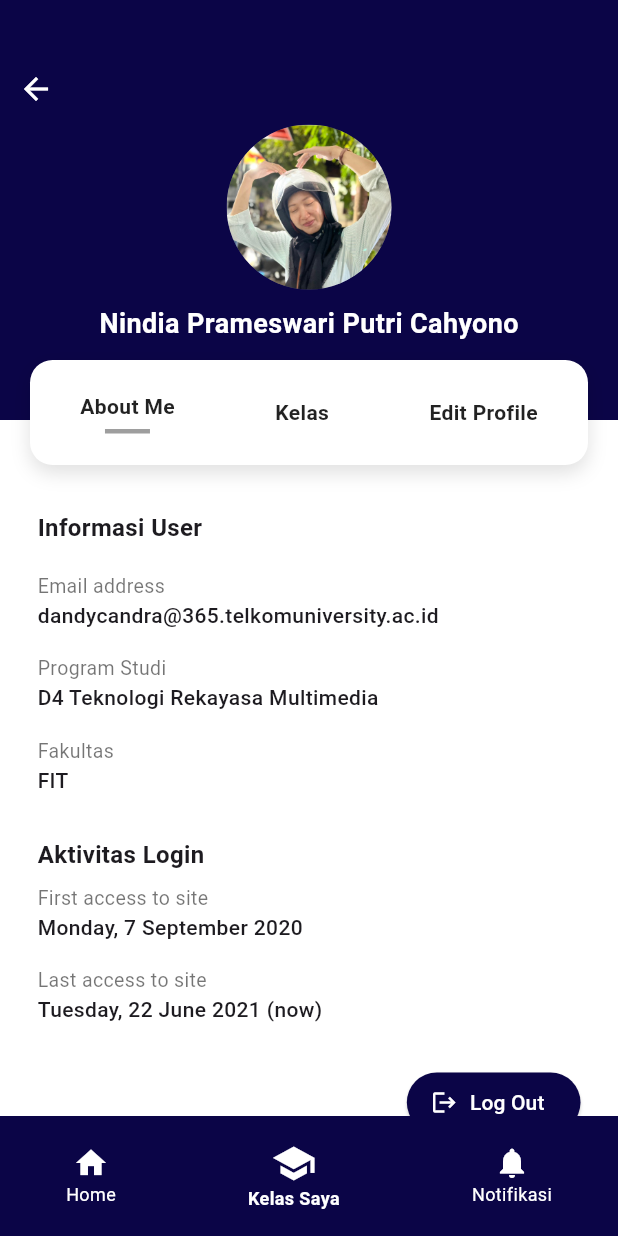
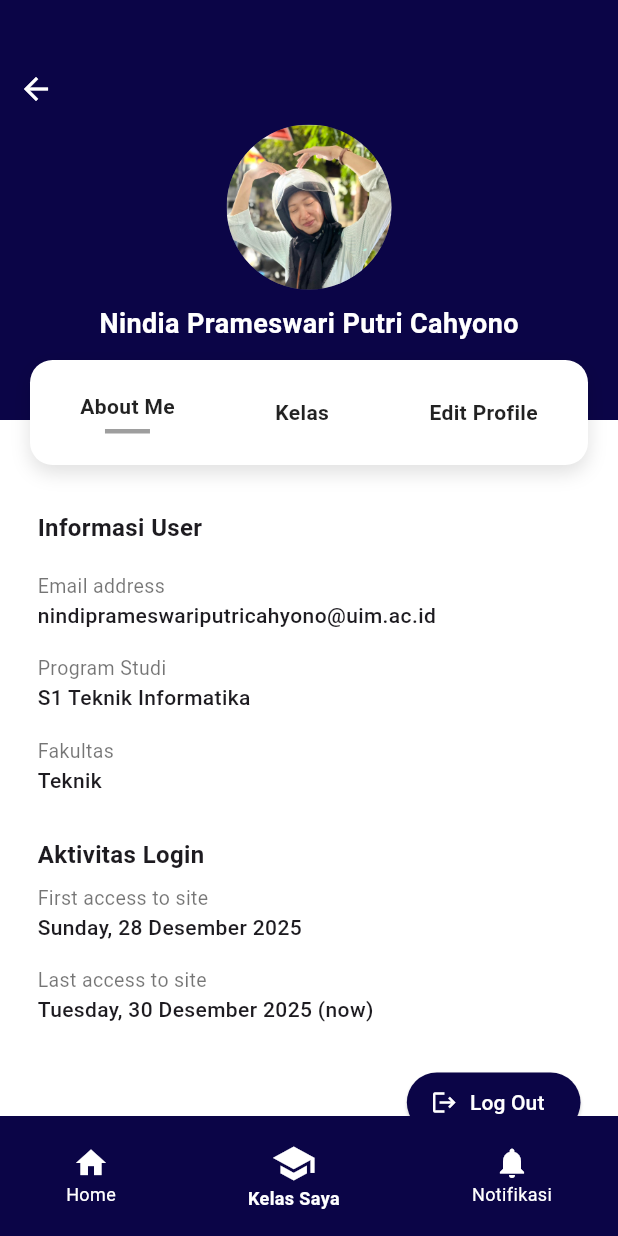
Before and after one commit to nunaprameswari/lms_hybird, a Flutter app: the Profile screen opened directly, on a phone screen of 412 x 824 dp. Run offline on Flutter 3.47's test engine with Material 3 defaults, Android fonts, the phone set to English and light mode, and no system bars.

Commit message:
perubahan detail aboutme

```diff
--- a/lib/fitur/menutab.dart
+++ b/lib/fitur/menutab.dart
@@ -12,16 +12,16 @@ class AboutMeTab extends StatelessWidget {
           style: TextStyle(fontWeight: FontWeight.bold, fontSize: 16),
         ),
         SizedBox(height: 10),
-        _infoTile("Email address", "dandycandra@365.telkomuniversity.ac.id"),
-        _infoTile("Program Studi", "D4 Teknologi Rekayasa Multimedia"),
-        _infoTile("Fakultas", "FIT"),
+        _infoTile("Email address", "nindiprameswariputricahyono@uim.ac.id"),
+        _infoTile("Program Studi", "S1 Teknik Informatika"),
+        _infoTile("Fakultas", "Teknik"),
         SizedBox(height: 20),
         Text(
           "Aktivitas Login",
           style: TextStyle(fontWeight: FontWeight.bold, fontSize: 16),
         ),
-        _infoTile("First access to site", "Monday, 7 September 2020"),
-        _infoTile("Last access to site", "Tuesday, 22 June 2021 (now)"),
+        _infoTile("First access to site", "Sunday, 28 Desember 2025"),
+        _infoTile("Last access to site", "Tuesday, 30 Desember 2025 (now)"),
         SizedBox(height: 20),
         Align(
           alignment: Alignment.centerRight,
```
